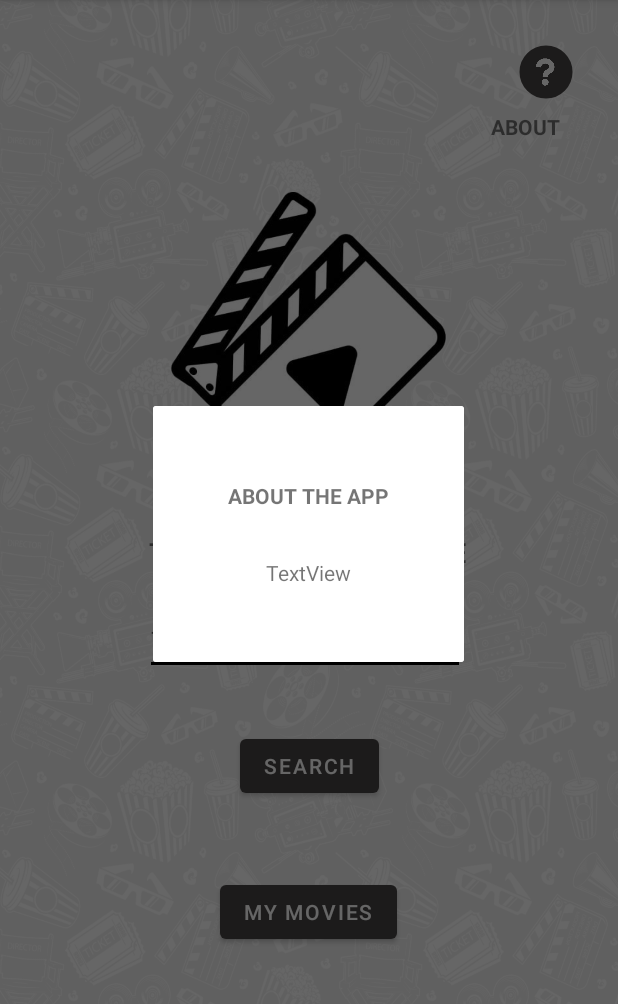
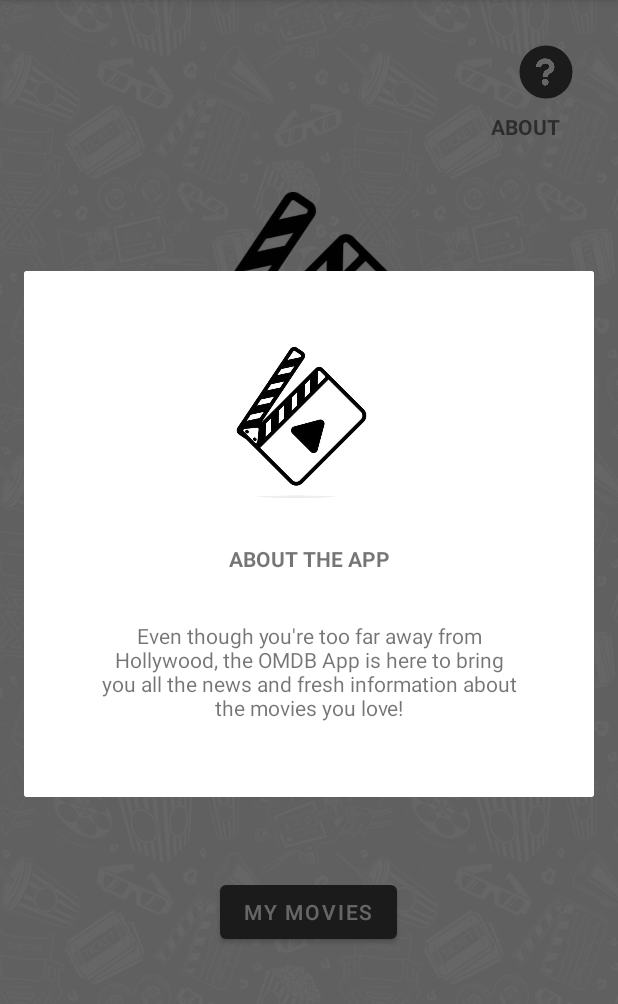
Before and after one commit to tamaxx/Projeto_API, an Android app: the screen it shows after launch (MainActivity), after a tap on an icon or button, on a phone screen of 412 x 824 dp, the part 84-1088 px from its top. Run offline under Robolectric (Android 15) with nearby library versions, the phone set to English and light mode, and no system bars; our stand-ins replace CircleImageView, Picasso; pictures from the network do not load.

Commit message:
Definitive commit

```diff
--- a/app/src/main/java/com/example/projetoapi/MainActivity.java
+++ b/app/src/main/java/com/example/projetoapi/MainActivity.java
@@ -117,6 +117,15 @@
         super.onCreate(savedInstanceState);
         setContentView(R.layout.activity_main);
 
+        if(ActivityCompat.checkSelfPermission(this,
+                Manifest.permission.ACCESS_FINE_LOCATION) != PackageManager.PERMISSION_GRANTED){
+            ActivityCompat.requestPermissions(this, new String[]{Manifest.permission.ACCESS_FINE_LOCATION}, LOCATION_CODE);
+        } else {
+            final FusedLocationProviderClient fusedLocationProviderClient = LocationServices.getFusedLocationProviderClient(this);
+            fusedLocationProviderClient.getLastLocation().addOnSuccessListener(this);
+            fusedLocationProviderClient.getLastLocation().addOnFailureListener(this);
+        }
+
         sensorManager = (SensorManager) getSystemService(Service.SENSOR_SERVICE);
         sensor = (sensorManager.getDefaultSensor(Sensor.TYPE_LIGHT));
 
@@ -219,21 +228,13 @@
 
 
     public void infoPopUp(View v){
-        if(ActivityCompat.checkSelfPermission(this,
-                Manifest.permission.ACCESS_FINE_LOCATION) != PackageManager.PERMISSION_GRANTED){
-            ActivityCompat.requestPermissions(this, new String[]{Manifest.permission.ACCESS_FINE_LOCATION}, LOCATION_CODE);
-            Toast toast = Toast.makeText(this, "A permissão não foi concedida", Toast.LENGTH_SHORT);
-            toast.show();
-        } else {
-            final FusedLocationProviderClient fusedLocationProviderClient = LocationServices.getFusedLocationProviderClient(this);
-            fusedLocationProviderClient.getLastLocation().addOnSuccessListener(this);
-            fusedLocationProviderClient.getLastLocation().addOnFailureListener(this);
-        }
         dialogInfo.show();
     }
 
     @Override
-    public void onFailure(@NonNull Exception e){Log.e("Location not detected", "errors", e);}
+    public void onFailure(@NonNull Exception e){
+
+    }
 
     @Override
     public void onSuccess(Location location){
@@ -261,7 +262,7 @@
         }
         else {
             txt_info = dialogInfo.findViewById(R.id.txt_info);
-            txt_info.setText(String.valueOf(getString(R.string.info_text1) + " Too far " + getString(R.string.info_text2)));
+            txt_info.setText(String.valueOf(getString(R.string.info_text1) + " too far " + getString(R.string.info_text2)));
         }
     }
 
--- a/app/src/main/res/layout/info_popup.xml
+++ b/app/src/main/res/layout/info_popup.xml
@@ -15,24 +15,36 @@
             android:id="@+id/textView4"
             android:layout_width="wrap_content"
             android:layout_height="wrap_content"
+            android:layout_marginTop="28dp"
             android:gravity="center"
             android:text="@string/info"
             android:textAllCaps="true"
             android:textStyle="bold"
             app:layout_constraintEnd_toEndOf="parent"
             app:layout_constraintStart_toStartOf="parent"
-            app:layout_constraintTop_toTopOf="parent" />
+            app:layout_constraintTop_toBottomOf="@+id/imageView" />
 
         <TextView
             android:id="@+id/txt_info"
             android:layout_width="wrap_content"
-            android:layout_height="wrap_content"
+            android:layout_height="match_parent"
             android:layout_marginTop="32dp"
             android:gravity="center"
-            android:text="TextView"
+            android:text="@string/info_textNoLocation"
+            app:layout_constraintBottom_toBottomOf="parent"
             app:layout_constraintEnd_toEndOf="parent"
             app:layout_constraintStart_toStartOf="parent"
             app:layout_constraintTop_toBottomOf="@+id/textView4" />
+
+        <ImageView
+            android:id="@+id/imageView"
+            android:layout_width="123dp"
+            android:layout_height="104dp"
+            app:layout_constraintEnd_toEndOf="parent"
+            app:layout_constraintHorizontal_bias="0.466"
+            app:layout_constraintStart_toStartOf="parent"
+            app:layout_constraintTop_toTopOf="parent"
+            app:srcCompat="@drawable/movie" />
     </androidx.constraintlayout.widget.ConstraintLayout>
 
 </ScrollView>
--- a/app/src/main/res/values/strings.xml
+++ b/app/src/main/res/values/strings.xml
@@ -23,4 +23,5 @@
     <string name="info">About the App</string>
     <string name="info_text1">Even though you\'re</string>
     <string name="info_text2">away from Hollywood, the OMDB App is here to bring you all the news and fresh information about the movies you love!</string>
+    <string name="info_textNoLocation">Even though you\'re too far away from Hollywood, the OMDB App is here to bring you all the news and fresh information about the movies you love!</string>
 </resources>
```
